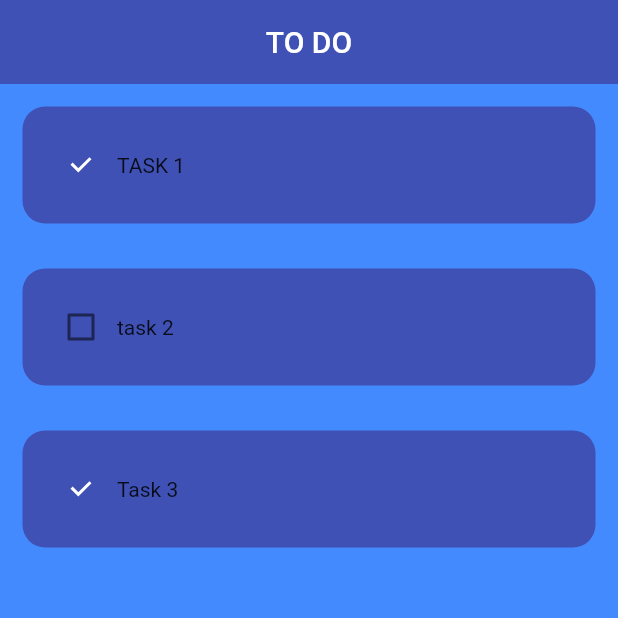
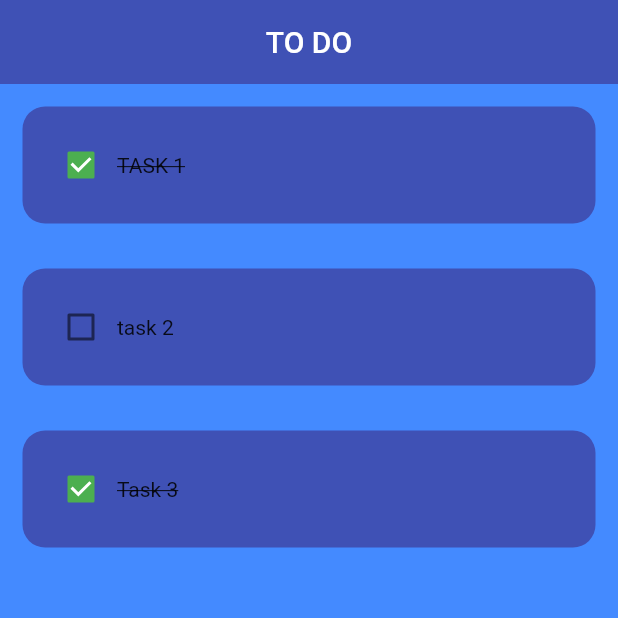
Before and after one commit to Crimson-7/FLUTTER, a Flutter app: the screen it shows after launch, on a phone screen of 412 x 824 dp, the top half of it. Run offline on Flutter 3.47's test engine with Material 2 defaults, Android fonts, the phone set to English and light mode, and no system bars.

```diff
--- a/lib/pages/ToDo.dart
+++ b/lib/pages/ToDo.dart
@@ -17,8 +17,15 @@ class ToDoTiles extends StatelessWidget {
         child: Row(
           children: [
             // task check box
-            Checkbox(value: isCompleted, onChanged: onChanged),
-            Text(taskName),
+            Checkbox(
+              value: isCompleted,
+              onChanged: onChanged,
+              activeColor: Colors.green),
+
+            Text(
+              taskName,
+              style: TextStyle(decoration:isCompleted ? TextDecoration.lineThrough:TextDecoration.none)
+            ),
           ],
         ),
 
```
